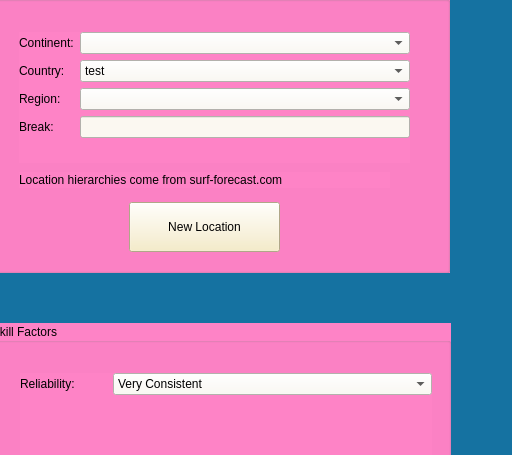
rhill5555/wsl_project_v4.0, file gui/main/ui/wsl_analytics_ui_v2_0.ui: the form before one commit; both pictures show x 96 to 608 and y 169 to 624 of the 1206 by 853 pixel window.
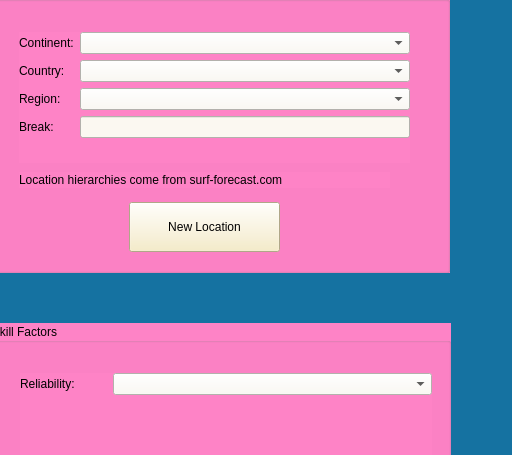
The form after the commit.

Commit message: Assigned variable on add break tab

What changed in the file:
```diff
--- a/gui/main/ui/wsl_analytics_ui_v2_0.ui
+++ b/gui/main/ui/wsl_analytics_ui_v2_0.ui
@@ -2360,11 +2360,6 @@
             <string notr="true">background-color: rgb(251, 248, 241);
 font: 75 10pt &quot;Verdana&quot;;</string>
            </property>
-           <item>
-            <property name="text">
-             <string>test</string>
-            </property>
-           </item>
           </widget>
          </item>
          <item row="2" column="0">
@@ -2856,6 +2851,11 @@
             <string notr="true">background-color: rgb(251, 248, 241);
 font: 75 10pt &quot;Verdana&quot;;</string>
            </property>
+           <item>
+            <property name="text">
+             <string/>
+            </property>
+           </item>
            <item>
             <property name="text">
              <string>Very Consistent</string>
```
The commit also changes 2 other files.
